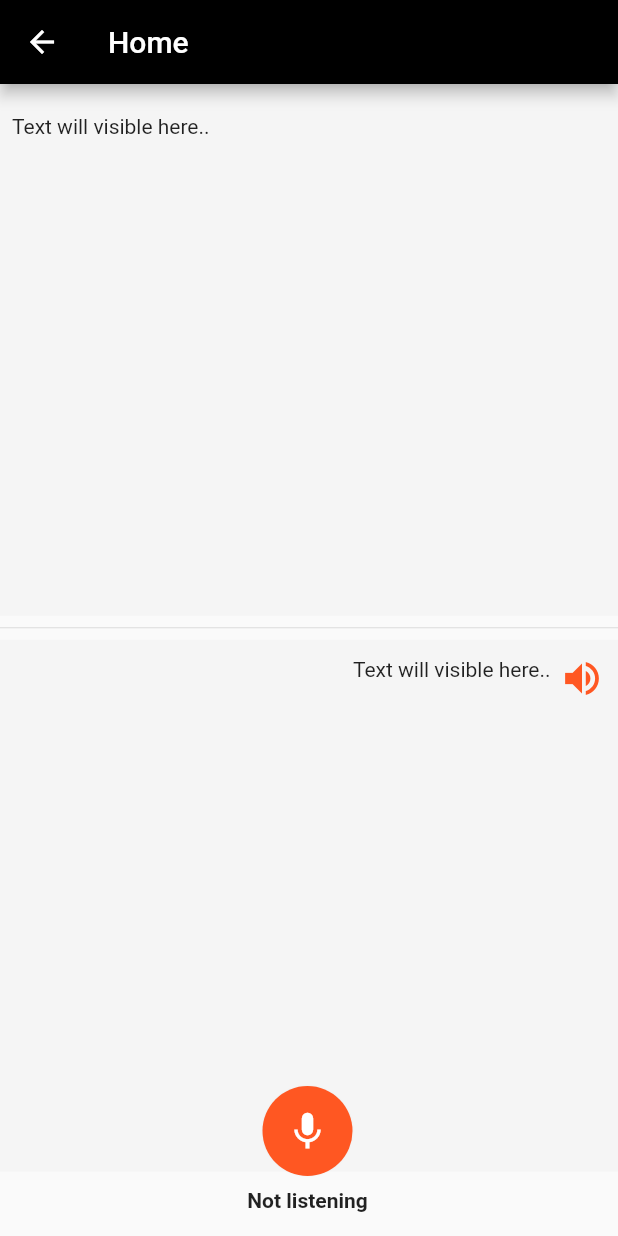
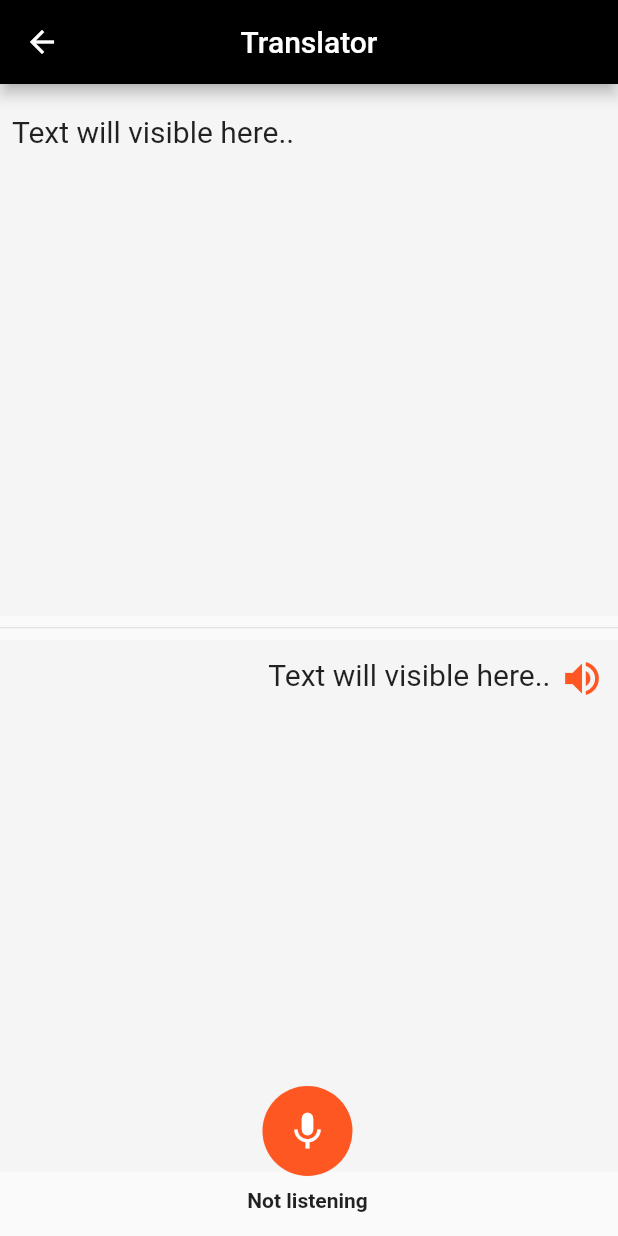
Before and after one commit to TTC-Group/uae, a Flutter app: the LangTranslator screen opened directly, on a phone screen of 412 x 824 dp. Run offline on Flutter 3.47's test engine with Material 2 defaults, Android fonts, the phone set to English and light mode, and no system bars; our stand-ins replace flutter_slider_drawer, flutter_tts, speech_to_text; missing offline and left inert: translator; statements that could not run were skipped.

Commit message:
font changed

```diff
--- a/lib/screen/translator.dart
+++ b/lib/screen/translator.dart
@@ -104,8 +104,9 @@ class _LangTranslatorState extends State<LangTranslator> {
   Widget build(BuildContext context) {
     return  Scaffold(
         appBar: AppBar(
+          centerTitle: true,
           backgroundColor: _allColor.appColor,
-          title: const Text('Home'),
+          title: const Text('Translator'),
         ),
 
         body: Padding(
@@ -125,7 +126,10 @@ class _LangTranslatorState extends State<LangTranslator> {
                           padding: const EdgeInsets.only(right: 45.0,top: 10),
                           child: Text(
                             lastWords,
-                            textAlign: TextAlign.center,
+                            textAlign: TextAlign.left,
+                            style: TextStyle(
+                              fontSize: 20
+                            ),
                           ),
                         ),
                         // Positioned(
@@ -155,6 +159,9 @@ class _LangTranslatorState extends State<LangTranslator> {
                             child: Text(
                             lastWords2,
                             textAlign: TextAlign.right,
+                              style: TextStyle(
+                                  fontSize: 20
+                              ),
                        ),
                           ),
                         ),
```
